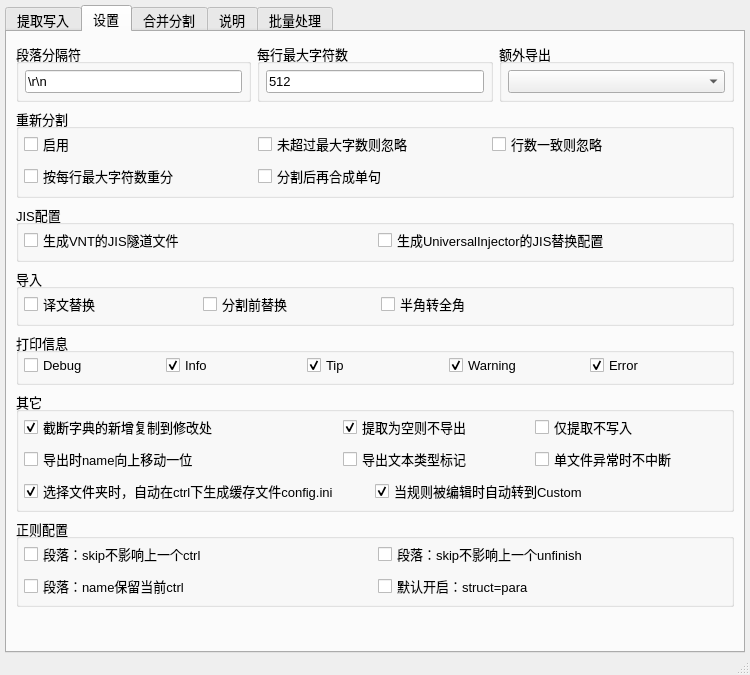
Qt form main/ui_mainWindow.ui (satan53x/SExtractor) before a commit.
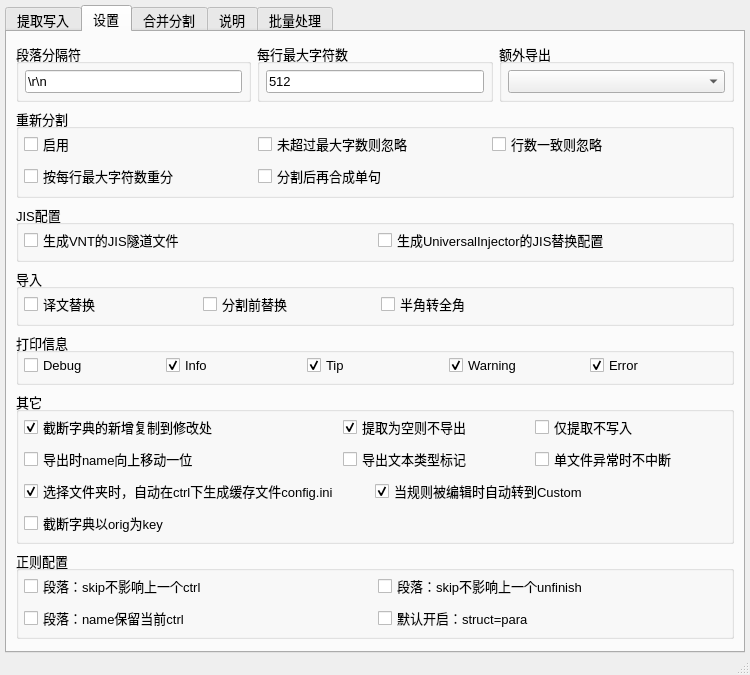
The same form after that commit. The open tabs and pages were chosen to show the change.

Commit message:
add setting: cutoff by orig
the key of `cutoff.json` can be `orig`

Diff of the .ui file:
```diff
--- a/main/ui_mainWindow.ui
+++ b/main/ui_mainWindow.ui
@@ -1037,7 +1037,7 @@
           <property name="title">
            <string>其它</string>
           </property>
-          <layout class="QVBoxLayout" name="verticalLayout_11" stretch="0,0,0">
+          <layout class="QVBoxLayout" name="verticalLayout_11" stretch="0,0,0,0">
            <property name="leftMargin">
             <number>5</number>
            </property>
@@ -1193,6 +1193,34 @@
              </layout>
             </widget>
            </item>
+           <item>
+            <widget class="QWidget" name="widget_23" native="true">
+             <layout class="QHBoxLayout" name="horizontalLayout_19">
+              <property name="spacing">
+               <number>0</number>
+              </property>
+              <property name="leftMargin">
+               <number>0</number>
+              </property>
+              <property name="topMargin">
+               <number>0</number>
+              </property>
+              <property name="rightMargin">
+               <number>0</number>
+              </property>
+              <property name="bottomMargin">
+               <number>0</number>
+              </property>
+              <item>
+               <widget class="QCheckBox" name="cutoffByOrigCheck">
+                <property name="text">
+                 <string>截断字典以orig为key</string>
+                </property>
+               </widget>
+              </item>
+             </layout>
+            </widget>
+           </item>
           </layout>
          </widget>
         </item>
```
The commit also changes 6 other files.
